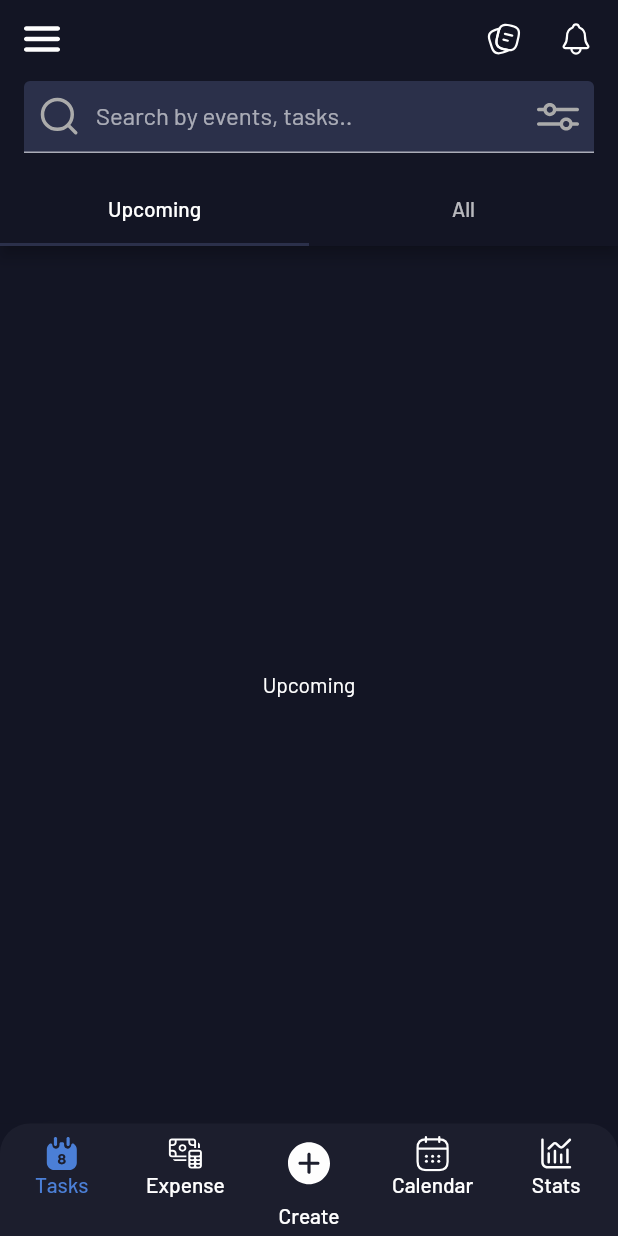
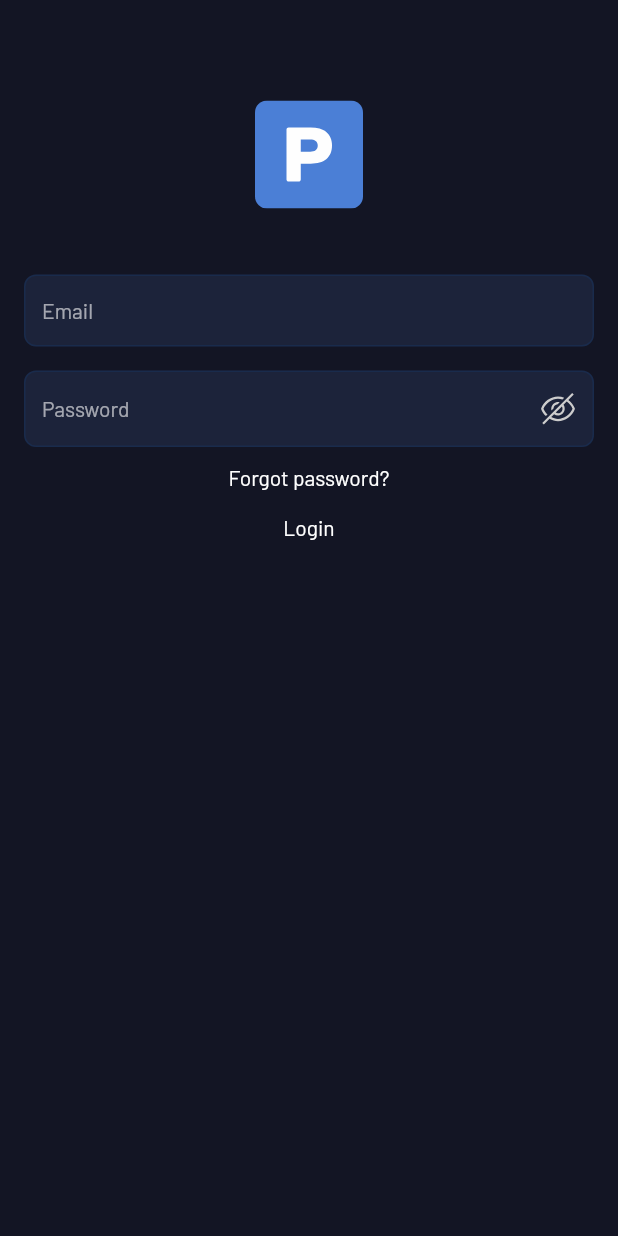
Before and after one commit to mekhrojiddin/PRODUCTIVE_APPLE, a Flutter app: the screen it shows after launch, on a phone screen of 412 x 824 dp. Run offline on Flutter 3.47's test engine with Material 2 defaults, Android fonts, the phone set to English and light mode, and no system bars; our stand-ins replace flutter_svg, gap, video_player.

Commit message:
feat: login skrinni qo'shildi

```diff
--- a/lib/assets/constants/colors.dart
+++ b/lib/assets/constants/colors.dart
@@ -12,6 +12,9 @@ const secondaryColor = _tuna;
 const errorColor = _pinkishRed;
 const textFieldBackgroundColor = _c2B304A;
 const cursorColor = _c4B7FD6;
+const textFieldBackgroundColor2 = _c1C233A;
+const textFieldBorderColor = _cfromRGBO;
+const hintTextColor = _whitish;
 //
 
 const _white = Color(0xFFFFFFFF);
@@ -24,3 +27,5 @@ const _tuna = Color(0xFF2B304A);
 const _pinkishRed = Color(0xFFFF2752);
 const _c2B304A = Color(0xFF2B304A);
 const _c4B7FD6 = Color(0xFF4B7FD6);
+const _c1C233A = Color(0xFF1C233A);
+const _cfromRGBO = Color.fromRGBO(0, 110, 233, 0.10);
--- a/lib/assets/constants/icons.dart
+++ b/lib/assets/constants/icons.dart
@@ -8,6 +8,12 @@ sealed class AppIcons {
   static const create = '${_global}create.svg';
   static const calendar = '${_global}calendar.svg';
   static const stats = '${_global}stats.svg';
+  static const logo = '${_global}logo.svg';
+  static const apple = '${_global}apple.svg';
+  static const eyeOff = '${_global}eye_off.svg';
+  static const eyeOn = '${_global}eye_on.svg';
+  static const facebook = '${_global}facebook.svg';
+  static const google = '${_global}google.svg';
 
   // ------------------  Tasks Folder  ----------------------- //
   static const hamburger = '${_tasks}hamburger.svg';
--- /dev/null
+++ b/lib/features/authentication/domain/entity/authenticated_user.dart
@@ -0,0 +1,40 @@
+class AuthenticatedUserEntity {
+  final String email;
+  final String password;
+  final String? avatar;
+
+
+  const AuthenticatedUserEntity({
+    required this.email,
+    required this.password,
+    this.avatar,
+  });
+
+  @override
+  bool operator ==(Object other) {
+    if (identical(this, other)) return true;
+
+    return other is AuthenticatedUserEntity &&
+      other.email == email &&
+      other.password == password &&
+      other.avatar == avatar;
+  }
+
+  @override
+  int get hashCode => email.hashCode ^ password.hashCode ^ avatar.hashCode;
+
+  @override
+  String toString() => 'AuthenticatedUserEntity(email: $email, password: $password, avatar: $avatar)';
+
+  AuthenticatedUserEntity copyWith({
+    String? email,
+    String? password,
+    String? avatar,
+  }) {
+    return AuthenticatedUserEntity(
+      email: email ?? this.email,
+      password: password ?? this.password,
+      avatar: avatar ?? this.avatar,
+    );
+  }
+}
--- /dev/null
+++ b/lib/features/authentication/presentation/login_screen.dart
@@ -0,0 +1,149 @@
+import 'package:flutter/material.dart';
+import 'package:flutter_svg/flutter_svg.dart';
+import 'package:gap/gap.dart';
+
+import '../../../assets/constants/colors.dart';
+import '../../../assets/constants/icons.dart';
+
+class LoginScreen extends StatefulWidget {
+  static Route route() => MaterialPageRoute(
+        builder: (_) => const LoginScreen(),
+      );
+
+  const LoginScreen({super.key});
+
+  @override
+  State<LoginScreen> createState() => _LoginScreenState();
+}
+
+class _LoginScreenState extends State<LoginScreen> {
+  final mailTextEditingController = TextEditingController();
+  final passwordTextEditingController = TextEditingController();
+
+  final mailFocusNode = FocusNode();
+  final passwordFocusNode = FocusNode();
+
+  final textFieldContentStyle = const TextStyle(
+    color: hintTextColor,
+    fontSize: 14,
+    fontWeight: FontWeight.w400,
+  );
+
+  bool isObscure = true;
+
+  InputDecoration decoration({
+    required String hintText,
+    Widget? suffixIcon,
+  }) =>
+      InputDecoration(
+        hintText: hintText,
+        suffixIcon: suffixIcon,
+        contentPadding:
+            const EdgeInsets.symmetric(horizontal: 12, vertical: 13.5),
+        hintStyle: TextStyle(
+          color: hintTextColor.withOpacity(.6),
+          fontSize: 14,
+          fontWeight: FontWeight.w400,
+        ),
+        fillColor: textFieldBackgroundColor2,
+        filled: true,
+        border: OutlineInputBorder(
+          borderRadius: BorderRadius.circular(8),
+          borderSide: BorderSide(
+            width: 1,
+            color: textFieldBorderColor.withOpacity(.1),
+            style: BorderStyle.solid,
+          ),
+        ),
+        enabledBorder: OutlineInputBorder(
+          borderRadius: BorderRadius.circular(8),
+          borderSide: BorderSide(
+            width: 1,
+            color: textFieldBorderColor.withOpacity(.1),
+            style: BorderStyle.solid,
+          ),
+        ),
+        focusedBorder: OutlineInputBorder(
+          borderRadius: BorderRadius.circular(8),
+          borderSide: BorderSide(
+            width: 1,
+            color: textFieldBorderColor.withOpacity(.1),
+            style: BorderStyle.solid,
+          ),
+        ),
+      );
+
+  @override
+  void dispose() {
+    mailTextEditingController.dispose();
+    passwordTextEditingController.dispose();
+    mailFocusNode.dispose();
+    passwordFocusNode.dispose();
+    super.dispose();
+  }
+
+  @override
+  Widget build(BuildContext context) {
+    return Scaffold(
+      body: Padding(
+        padding: const EdgeInsets.symmetric(horizontal: 16),
+        child: Column(
+          children: [
+            const Gap(67),
+            SvgPicture.asset(AppIcons.logo),
+            const Gap(44),
+            TextField(
+              style: textFieldContentStyle,
+              cursorColor: cursorColor,
+              focusNode: mailFocusNode,
+              controller: mailTextEditingController,
+              decoration: decoration(hintText: 'Email'),
+              textInputAction: TextInputAction.next,
+              keyboardType: TextInputType.emailAddress,
+              onEditingComplete: () {
+                passwordFocusNode.requestFocus();
+              },
+            ),
+            const Gap(16),
+            TextField(
+              style: textFieldContentStyle,
+              cursorColor: cursorColor,
+              focusNode: passwordFocusNode,
+              controller: passwordTextEditingController,
+              decoration: decoration(
+                hintText: 'Password',
+                suffixIcon: GestureDetector(
+                  onTap: () {
+                    setState(() {
+                      isObscure = !isObscure;
+                    });
+                  },
+                  child: Padding(
+                    padding: const EdgeInsets.symmetric(
+                        horizontal: 12, vertical: 13.5),
+                    child: SvgPicture.asset(
+                      isObscure ? AppIcons.eyeOff : AppIcons.eyeOn,
+                    ),
+                  ),
+                ),
+              ),
+              onEditingComplete: (){
+                // TODO: Login
+              },
+              textInputAction: TextInputAction.done,
+              keyboardType: TextInputType.visiblePassword,
+              obscureText: isObscure,
+            ),
+            const Gap(12),
+            Text('Forgot password?'),
+            const Gap(16),
+            Container(
+              decoration: BoxDecoration(),
+              child: Text('Login'),
+            ),
+          ],
+        ),
+      ),
+    );
+  }
+}
--- /dev/null
+++ b/lib/features/authentication/presentation/widgets/authenticated_user.dart
@@ -0,0 +1,24 @@
+import 'package:flutter/material.dart';
+import 'package:productive/features/authentication/domain/entity/authenticated_user.dart';
+
+class AuthenticatedUser extends InheritedWidget {
+  final AuthenticatedUserEntity? user;
+  const AuthenticatedUser({
+    super.key,
+    required super.child,
+    this.user,
+  });
+
+  static AuthenticatedUser? maybeOf(BuildContext context) {
+    return context.dependOnInheritedWidgetOfExactType<AuthenticatedUser>();
+  }
+
+  static AuthenticatedUser of(BuildContext context) {
+    var result = maybeOf(context);
+    assert(result == null, "Authenticated User cannot be null");
+    return result!;
+  }
+
+  @override
+  bool updateShouldNotify(covariant InheritedWidget oldWidget) => true;
+}
--- a/lib/features/tasks/presentation/pages/all.dart
+++ b/lib/features/tasks/presentation/pages/all.dart
@@ -1,4 +1,5 @@
 import 'package:flutter/material.dart';
+import 'package:productive/features/tasks/presentation/widgets/my_video.dart';
 
 class AllPage extends StatelessWidget {
   const AllPage({super.key});
@@ -6,7 +7,7 @@ class AllPage extends StatelessWidget {
   @override
   Widget build(BuildContext context) {
     return const Center(
-      child: Text("All"),
+      child: MyVideo(),
     );
   }
 }
--- a/lib/features/tasks/presentation/tasks_screen.dart
+++ b/lib/features/tasks/presentation/tasks_screen.dart
@@ -40,14 +40,7 @@ class _TaskScreenState extends State<TaskScreen>
                 Row(
                   crossAxisAlignment: CrossAxisAlignment.start,
                   children: [
-                      Builder(builder: (context) {
-                        return GestureDetector(
-                          onTap: () {
-                            Scaffold.of(context).openDrawer();
-                          },
-                          child: SvgPicture.asset(AppIcons.hamburger),
-                        );
-                      }),
+                    SvgPicture.asset(AppIcons.hamburger),
                     const Spacer(),
                     SvgPicture.asset(AppIcons.note),
                     const SizedBox(width: 24),
@@ -92,7 +85,8 @@ class _TaskScreenState extends State<TaskScreen>
             UpcomingPage(),
             AllPage(),
           ],
-          )),
+        ),
+      ),
     );
   }
 }
--- a/lib/main.dart
+++ b/lib/main.dart
@@ -1,4 +1,6 @@
 import 'package:flutter/material.dart';
+import 'package:productive/features/authentication/presentation/login_screen.dart';
+import 'package:productive/features/authentication/presentation/widgets/authenticated_user.dart';
 import 'package:productive/features/home/home.dart';
 
 import 'assets/theme/theme.dart';
@@ -28,6 +30,16 @@ class _AppState extends State<App> {
         onGenerateRoute: (settings) => MaterialPageRoute(
           builder: (_) => const SizedBox(),
         ),
-        builder: (context, child) => const HomeScreen(),
+        builder: (context, child) => AuthenticatedUser(
+          child: Builder(builder: (context) {
+            print("Came here");
+
+            if (AuthenticatedUser.maybeOf(context)?.user == null) {
+              return const LoginScreen();
+            } else {
+              return const HomeScreen();
+            }
+          }),
+        ),
       );
 }
--- a/pubspec.yaml
+++ b/pubspec.yaml
@@ -15,6 +15,8 @@ dependencies:
 
   cupertino_icons: ^1.0.2
   flutter_svg: ^2.0.8
+  video_player: ^2.7.2
+  gap: ^3.0.1
 
 dev_dependencies:
   flutter_test:
```
Also changed, not shown: lib/features/tasks/presentation/widgets/my_video.dart (added, +66 -0 lines), assets/icons/global/apple.svg (added), assets/icons/global/eye_off.svg (added), assets/icons/global/eye_on.svg (added), assets/icons/global/facebook.svg (added), assets/icons/global/google.svg (added), assets/icons/global/logo.svg (added), pubspec.lock, 3 other files. Lines whose indentation alone changed are shown as unchanged.
